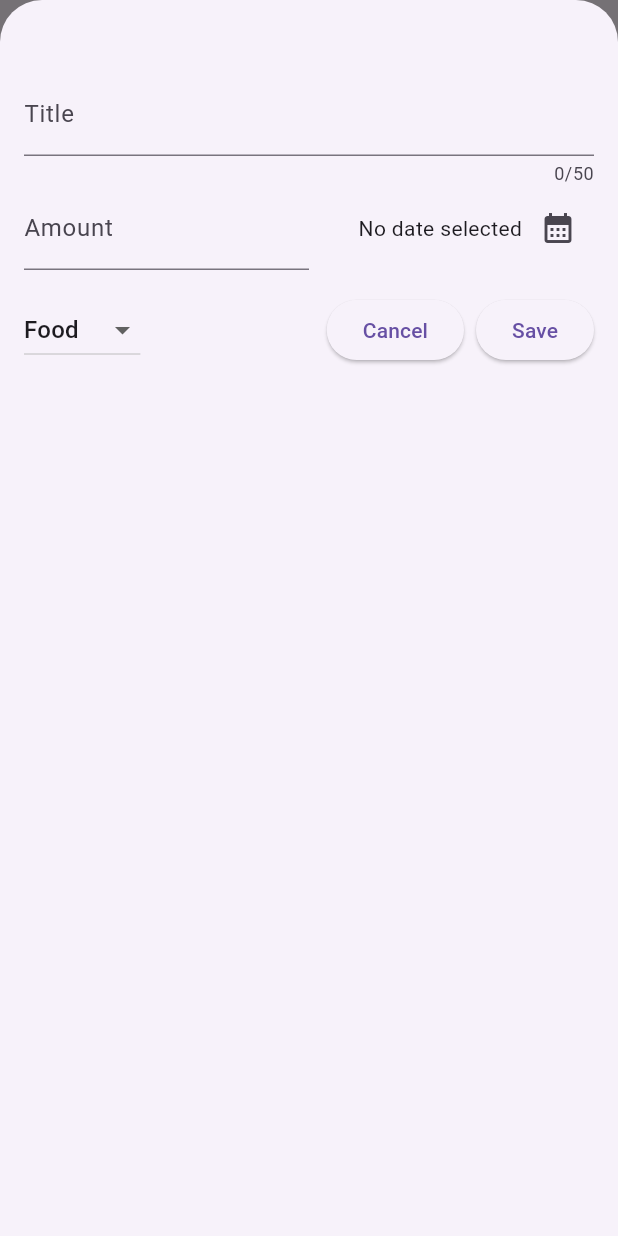
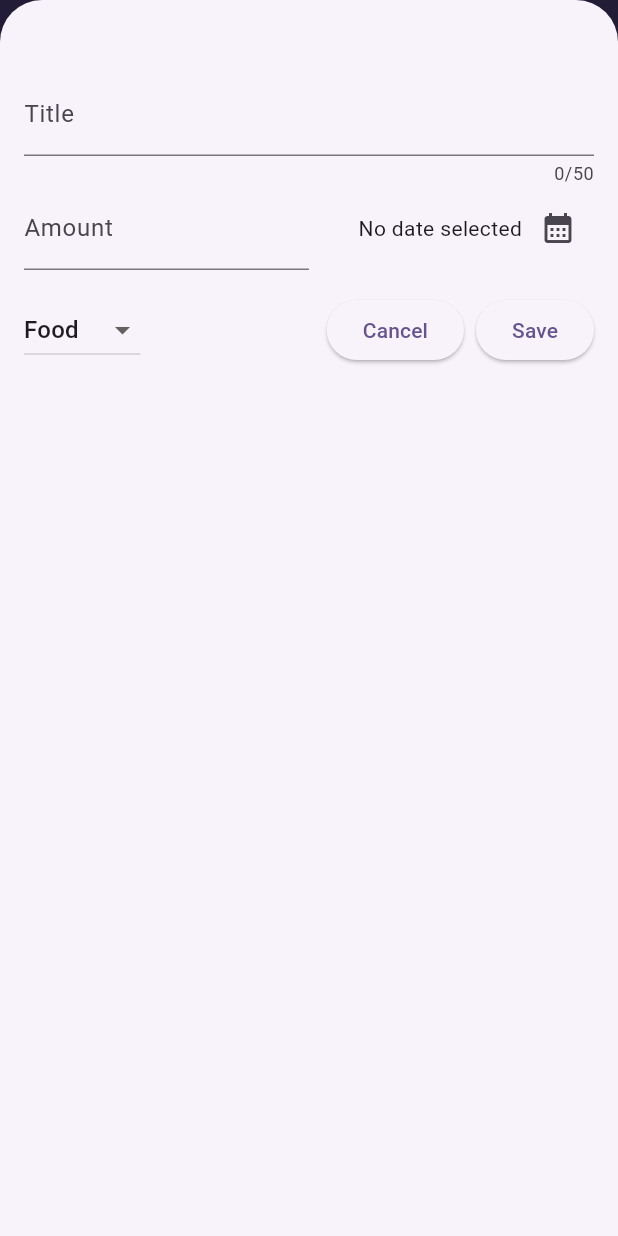
Before and after one commit to cadu-miranda/expense_tracker, a Flutter app: the screen it shows after launch, after a tap on the "add" icon, on a phone screen of 412 x 824 dp. Run offline on Flutter 3.47's test engine with Material 3 defaults, Android fonts, the phone set to English and light mode, and no system bars.

Commit message:
Update app theme with custom color scheme and increment version to 1.3.0

```diff
--- a/lib/main.dart
+++ b/lib/main.dart
@@ -1,9 +1,20 @@
 import 'package:flutter/material.dart';
 import 'package:expense_tracker/screens/expenses.dart';
 
+var kColorScheme = ColorScheme.fromSeed(
+  seedColor: const Color.fromARGB(255, 96, 59, 181),
+);
+
 void main() {
-  runApp(const MaterialApp(
+  runApp(MaterialApp(
     debugShowCheckedModeBanner: false,
-    home: ExpensesScreen(),
+    home: const ExpensesScreen(),
+    theme: ThemeData().copyWith(
+      colorScheme: kColorScheme,
+      appBarTheme: const AppBarTheme().copyWith(
+        backgroundColor: kColorScheme.onPrimaryContainer,
+        foregroundColor: kColorScheme.primaryContainer,
+      ),
+    ),
   ));
 }
--- a/pubspec.yaml
+++ b/pubspec.yaml
@@ -16,7 +16,7 @@ publish_to: 'none' # Remove this line if you wish to publish to pub.dev
 # https://developer.apple.com/library/archive/documentation/General/Reference/InfoPlistKeyReference/Articles/CoreFoundationKeys.html
 # In Windows, build-name is used as the major, minor, and patch parts
 # of the product and file versions while build-number is used as the build suffix.
-version: 1.2.0+1
+version: 1.3.0+1
 
 environment:
   sdk: ^3.5.4
```
